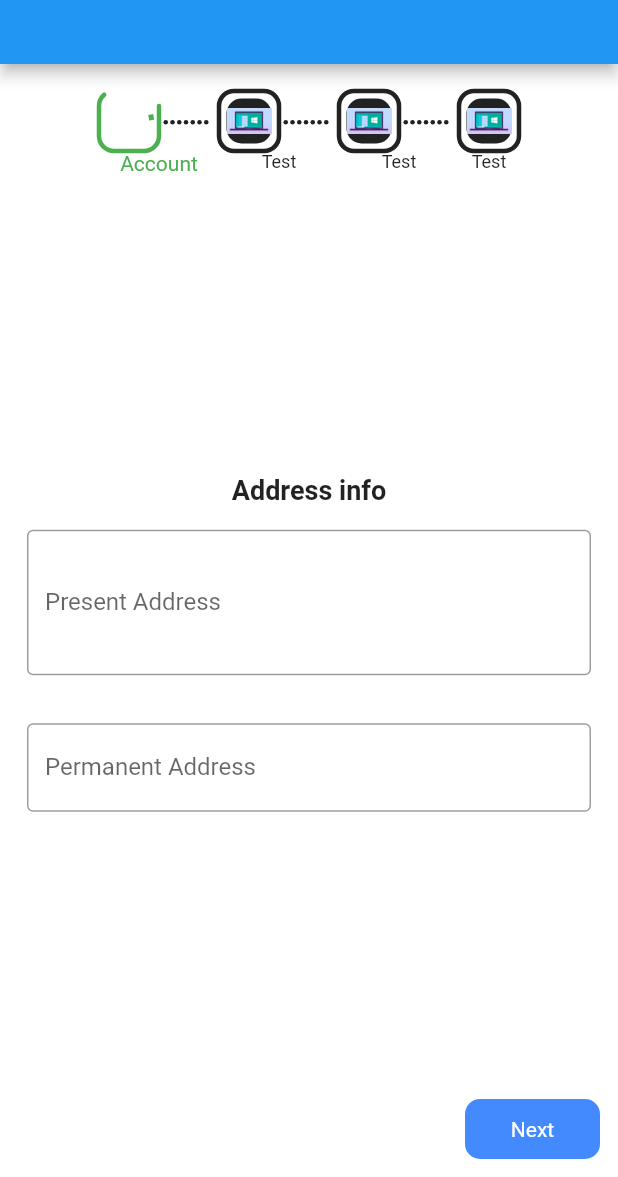
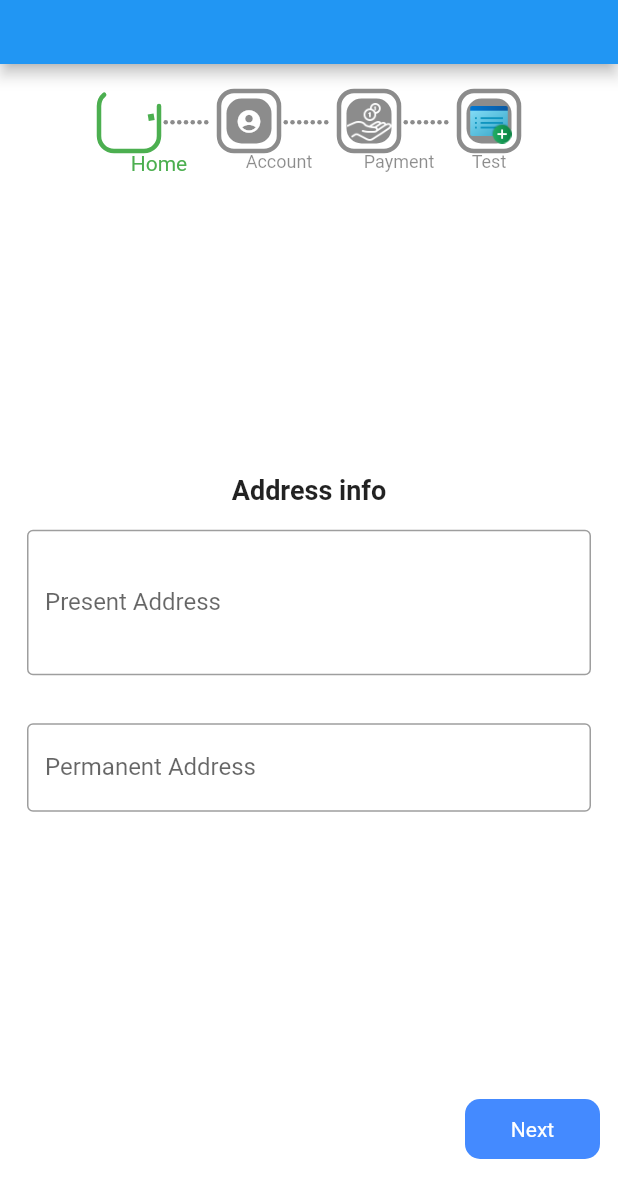
Before and after one commit to uttom41/StepperA, a Flutter app: the ExampleTwo screen opened directly, swiped to page 2, on a phone screen of 412 x 824 dp, the part 59-1236 px from its top. Run offline on Flutter 3.47's test engine with Material 2 defaults, Android fonts, the phone set to English and light mode, and no system bars.

Commit message:
v1.2.0 commit

```diff
--- a/example/lib/example_one.dart
+++ b/example/lib/example_one.dart
@@ -34,7 +34,8 @@ class _ExampleOneState extends State<ExampleOne> {
             currentStepColor: Colors.purpleAccent,
             completeStepColor: Colors.green,
             inactiveStepColor: Colors.black38,
-            margin: EdgeInsets.all(5)
+            margin: EdgeInsets.all(5),
+          numberStepTextStyle: TextStyle(fontSize: 16,color: Colors.white)
         ),
 
       ),
--- a/example/lib/example_two.dart
+++ b/example/lib/example_two.dart
@@ -77,17 +77,17 @@ class _ExampleTwoState extends State<ExampleTwo> {
               customSteps: [
                 // CustomSteps(stepsIcon: Icons.login, title: "LogIn"),
                 // CustomSteps(stepsIcon: Icons.location_on, title: "Location"),
-                // CustomSteps(stepsIcon: Icons.home, title: "Home"),
+                const CustomSteps(stepsIcon: Icons.home, title: "Home"),
                 const CustomSteps(stepsIcon: Icons.account_circle, title: "Account"),
                 // CustomSteps(image: Image.asset("assets/pic/minimize.png"), title: "Test"),
-                CustomSteps(image: Image.asset("assets/pic/os.jpeg"), title: "Test"),
-                CustomSteps(image: Image.asset("assets/pic/os.jpeg"), title: "Test"),
-                CustomSteps(image: Image.asset("assets/pic/os.jpeg"), title: "Test"),
+                CustomSteps(image: Image.asset("assets/pic/pay.png",color: Colors.white,), title: "Payment"),
+                CustomSteps(image: Image.asset("assets/pic/properties.png"), title: "Test"),
+                //CustomSteps(image: Image.asset("assets/pic/os.jpeg"), title: "Test"),
               ],
               step: const StepA(
                   currentStepColor: Colors.green,
                   completeStepColor: Colors.indigo,
-                  inactiveStepColor: Colors.black87,
+                  inactiveStepColor: Colors.black45,
                   loadingWidget: CircularProgressIndicator(color: Colors.green,),
                   margin: EdgeInsets.all(5)),
               stepperBodyWidget: [
--- a/example/lib/step_two.dart
+++ b/example/lib/step_two.dart
@@ -39,10 +39,10 @@ class _StepTwoState extends State<StepTwo> {
             Padding(
               padding: const EdgeInsets.symmetric(horizontal: 8, vertical: 16),
               child: TextFormField(
-                obscureText: true,
+                obscureText: false,
                 validator:  (value) {
                   if (value == null || value.isEmpty) {
-                    return 'Please enter your password';
+                    return 'Please enter your Address';
                   }
                   return null;
                 },
--- a/lib/src/interface/step_page/step_style.dart
+++ b/lib/src/interface/step_page/step_style.dart
@@ -86,7 +86,7 @@ mixin StepStyle on IStepPage {
     return buildWidget(index, StepperModel().customSteps![index].image?? Icon(
       StepperModel().customSteps![index].stepsIcon!,
       color: Colors.white,
-      size: 16.0,
+      size: 18.0,
     ));
   }
 
--- a/lib/src/interface/step_page/widget_mixin.dart
+++ b/lib/src/interface/step_page/widget_mixin.dart
@@ -62,7 +62,7 @@ mixin WidgetMixin on IWidget {
         taskType: index == StepperModel().notifier.currentIndex
             ? TaskType.inProgress
             : TaskType.pending,
-        child: FittedBox(child: child),
+        child: child,
       ),
     );
   }
--- a/pubspec.yaml
+++ b/pubspec.yaml
@@ -1,6 +1,6 @@
 name: stepper_a
 description: StepperA is a simple and robust Flutter package which is making it possible to use FormKey validation and easy access your own button press control.
-version: 1.1.2
+version: 1.2.0
 homepage: https://github.com/uttom41/StepperA
 
 environment:
```
Also changed, not shown: example/assets/pic/pay.png (added), example/assets/pic/properties.png (added), example/pubspec.lock, 2 other files.
